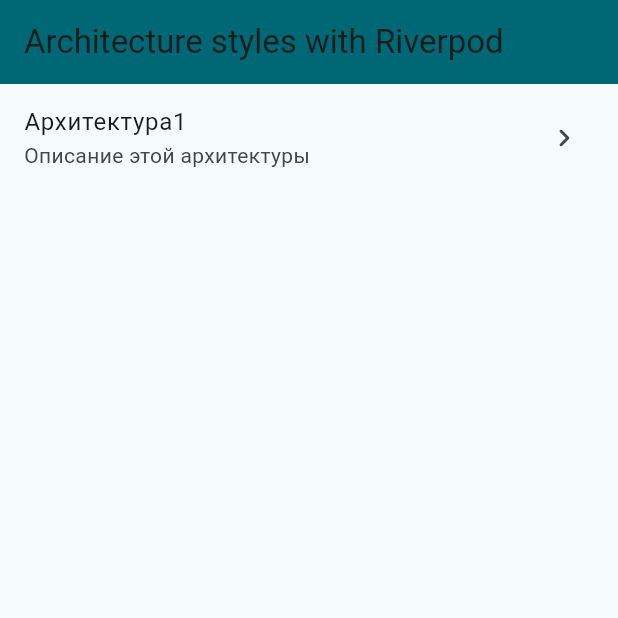
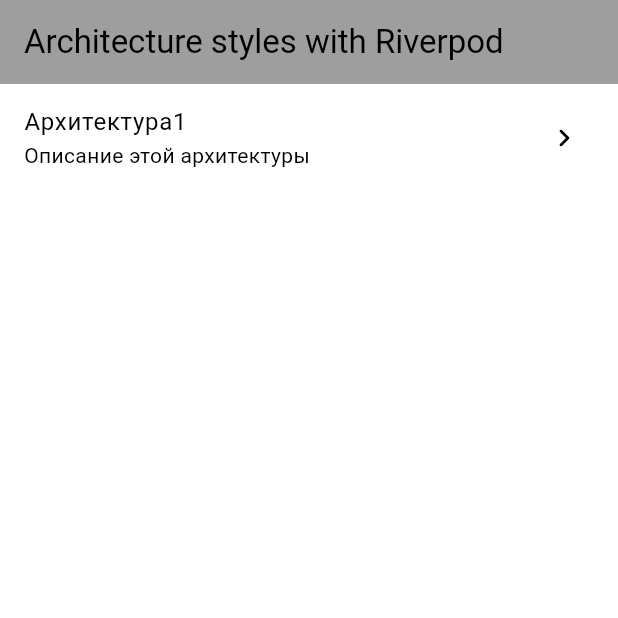
Before and after one commit to PackRuble/reactive_domain_playground, a Flutter app: the screen it shows after launch, on a phone screen of 412 x 824 dp, the top half of it. Run offline on Flutter 3.47's test engine with Material 3 defaults, Android fonts, the phone set to English and light mode, and no system bars; our stand-ins replace flutter_riverpod; missing offline and left inert: cardoteka.

Commit message:
upd: colors + ListViewBody

```diff
--- a/lib/main.dart
+++ b/lib/main.dart
@@ -1,4 +1,5 @@
 import 'package:cardoteka/cardoteka.dart';
+import 'package:flutter/gestures.dart';
 import 'package:flutter/material.dart';
 import 'package:flutter_riverpod/flutter_riverpod.dart';
 
@@ -18,9 +19,17 @@
       title: 'Architecture styles with Riverpod',
       debugShowCheckedModeBanner: false,
       theme: ThemeData(
-        colorScheme: ColorScheme.fromSeed(seedColor: Colors.grey),
+        colorScheme: ColorScheme.fromSwatch(primarySwatch: Colors.grey),
         useMaterial3: true,
       ),
+      builder: (context, child) {
+        return ScrollConfiguration(
+          behavior: ScrollConfiguration.of(context).copyWith(
+            dragDevices: PointerDeviceKind.values.toSet(),
+          ),
+          child: child!,
+        );
+      },
       home: const MyHomePage(),
     );
   }
--- a/lib/src1/domain.dart
+++ b/lib/src1/domain.dart
@@ -21,7 +21,7 @@
 
   @override
   String toString() {
-    return 'SettingsModel{themeMode: $themeMode, themeColor: $themeColor}';
+    return '{$themeMode, ${themeColor.value}}';
   }
 }
 
```
Also changed, not shown: lib/src1/ui.dart (+59 -7 lines).
